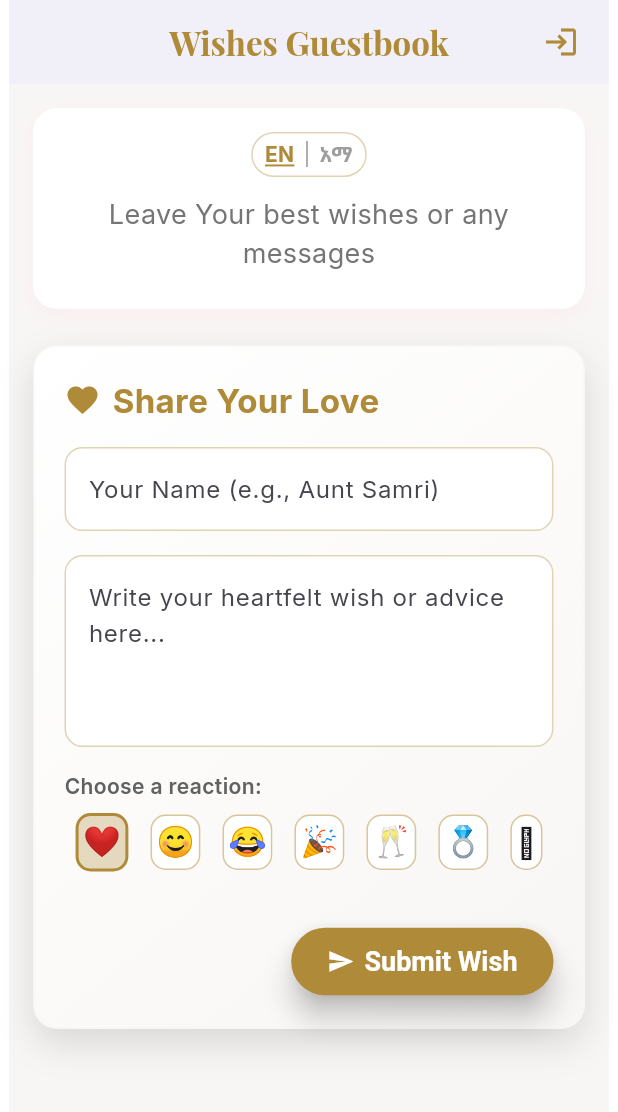
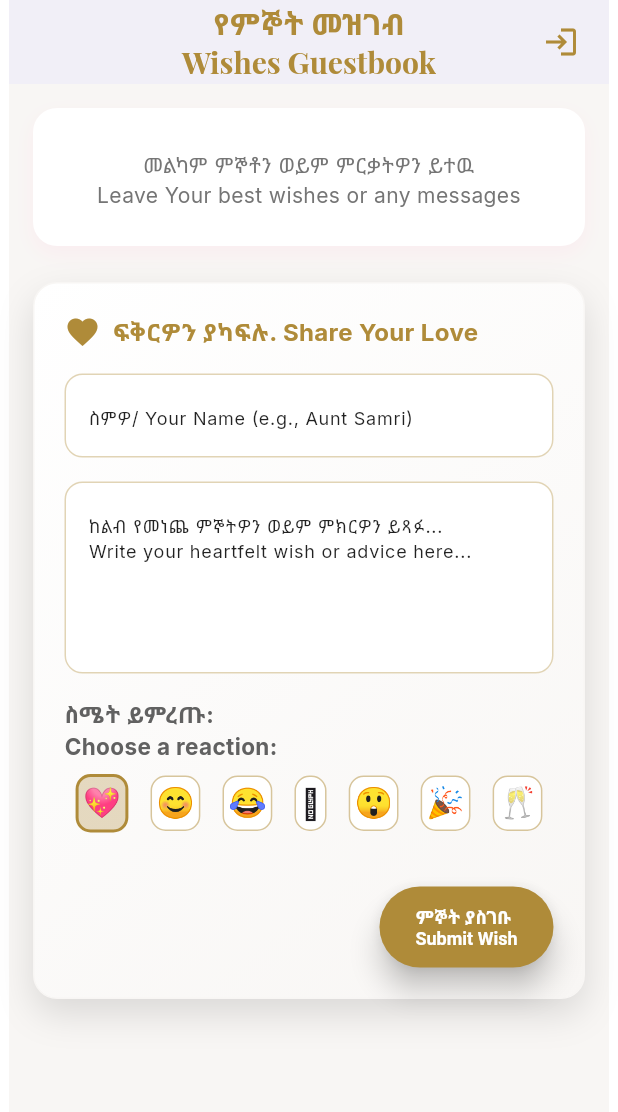
Before and after one commit to Fisha-Wubshet/guest_wish_app, a Flutter app: the WishHomePage screen opened directly, on a phone screen of 412 x 824 dp. Shown: the top 1112 px of the screen. Run offline on Flutter 3.47's test engine with Material 3 defaults, Android fonts, the phone set to English and light mode, and no system bars; our stand-ins replace cloud_firestore, firebase_auth, firebase_core, google_fonts; accounts and stored records are empty; network calls fail.

Commit message:
error fix

```diff
--- a/lib/main.dart
+++ b/lib/main.dart
@@ -6,6 +6,7 @@ import 'package:firebase_auth/firebase_auth.dart';
 import 'package:cloud_firestore/cloud_firestore.dart';
 import 'package:google_fonts/google_fonts.dart';
 import 'package:guest_wish_app/Utils/brandColor.dart';
+import 'package:guest_wish_app/language.dart';
 import 'dart:async'; // Required for TimeoutException
 
 // NOTE: In a real Flutter project, the 'firebase_options.dart' file is generated
@@ -44,7 +45,7 @@ class AppLocalizations {
     },
     'leaveBestWishes': {
       AppLocale.en: 'Leave Your best wishes or any messages',
-      AppLocale.am: 'ምርጥ ምኞትዎን ወይም መልዕክትዎን ይተዉ', // Mirt Mignotwon Weyim Mele'ktwon Yetewu
+      AppLocale.am: 'መልካም ምኞቶን ወይም ምርቃትዎን ይተዉ', // Mirt Mignotwon Weyim Mele'ktwon Yetewu
     },
     'statusAdminView': {
       AppLocale.en: 'Status: Admin View',
@@ -203,19 +204,33 @@ void main() async {
     options: DefaultFirebaseOptions.currentPlatform,
   );
 
-  runApp(Center(child: ConstrainedBox(
+  //  runApp(MaterialApp(
+  //     title: AppLocalizations.of('wishesGuestbookTitle', AppLocale.en),
+  //   debugShowCheckedModeBanner: false,
+  //   home: SelectLocation(),
+  // ));
+    runApp(Center(child: ConstrainedBox(
                 constraints: const BoxConstraints(maxWidth: 400), // phone width
                 child:  const WishApp())));
 }
 
 class WishApp extends StatelessWidget {
-  const WishApp({super.key});
+  //  final String language;
+
+
+  const WishApp({super.key,
+  // required  this.language
+  });
 
   @override
   Widget build(BuildContext context) {
     return MaterialApp(
-      debugShowCheckedModeBanner: false,
-      title: AppLocalizations.of('wishesGuestbookTitle', AppLocale.en), // Default title language
+       debugShowCheckedModeBanner: false,
+      title: AppLocalizations.of('wishesGuestbookTitle',
+      // language=='English'?
+      AppLocale.en
+      // :AppLocale.am
+      ), // Default title language
       // Using Inter and Playfair Display for an elegant look
       theme: ThemeData(
         primarySwatch: Colors.pink,
@@ -224,7 +239,9 @@ class WishApp extends StatelessWidget {
           Theme.of(context).textTheme,
         ),
       ),
-      home: const WishHomePage(),
+      home:  WishHomePage(
+        // language: language
+        ),
     );
   }
 }
@@ -233,7 +250,12 @@ class WishApp extends StatelessWidget {
 // 4. HOME PAGE STATEFUL WIDGET
 // -----------------------------------------------------------------------------
 class WishHomePage extends StatefulWidget {
-  const WishHomePage({super.key});
+    // final String language;
+
+
+  const WishHomePage({super.key,
+  // required this.language
+  });
 
   @override
   State<WishHomePage> createState() => _WishHomePageState();
@@ -246,15 +268,15 @@ class _WishHomePageState extends State<WishHomePage> {
   final TextEditingController _messageController = TextEditingController();
 
   // --- LANGUAGE STATE ---
-  AppLocale _currentLocale = AppLocale.en;
+  AppLocale _currentLocale = AppLocale.am;
 
   String _userId = 'anonymous';
   bool _isLoading = true;
   String? _error; // Error message state
   bool _showLoginModal = false; // State for modal visibility
 
-  String _selectedEmoji = '❤️'; // Default emoji
-  final List<String> _emojiOptions = ['❤️', '😊', '😂', '🎉', '🥂', '💍', '🥹'];
+  String _selectedEmoji = '💖'; // Default emoji
+  final List<String> _emojiOptions = ['💖', '😊', '😂','🥹', '😲','🎉', '🥂', ];
 
   bool get _isAdmin => ADMIN_UIDS.contains(_auth.currentUser?.uid);
 
@@ -266,6 +288,12 @@ class _WishHomePageState extends State<WishHomePage> {
   @override
   void initState() {
     super.initState();
+    _currentLocale =
+    //  widget.language=='English'?
+     AppLocale.en
+    //  :AppLocale.am
+     ;
+
     _wishesRef = _db.collection('artifacts/${__app_id}/public/data/weddingWishes');
     _initializeAuthAndLoad();
 
@@ -355,7 +383,7 @@ class _WishHomePageState extends State<WishHomePage> {
 
     if (name.isEmpty || message.isEmpty) {
       setState(() {
-        _error = getLocalized('enterBothFieldsError');
+        _error = "እባክዎ ስምዎን እና መልእክትዎን ያስገቡ።\nPlease enter both your name and a message.";
       });
       return;
     }
@@ -495,11 +523,13 @@ class _WishHomePageState extends State<WishHomePage> {
     return Scaffold(
       appBar: AppBar(
         title: Text(
-          getLocalized('wishesGuestbookTitle'),
+          'የምኞት መዝገብ\nWishes Guestbook',
           style: GoogleFonts.playfairDisplay(
             fontWeight: FontWeight.bold,
             color: primaryColor,
+            fontSize: 20
           ),
+          textAlign: TextAlign.center,
         ),
         centerTitle: true,
         backgroundColor: Colors.white,
@@ -541,6 +571,7 @@ class _WishHomePageState extends State<WishHomePage> {
                   crossAxisAlignment: CrossAxisAlignment.stretch,
                   children: <Widget>[
                     // Header Details & Language Selector
+                     if(!_isAdmin )
                     Container(
                       padding: const EdgeInsets.all(16),
                       decoration: BoxDecoration(
@@ -556,12 +587,12 @@ class _WishHomePageState extends State<WishHomePage> {
                       ),
                       child: Column(
                         children: [
-                          _buildLanguageSelector(), // NEW LANGUAGE SWITCHER
+                          // _buildLanguageSelector(), // NEW LANGUAGE SWITCHER
                           const SizedBox(height: 12),
                           Text(
-                            getLocalized('leaveBestWishes'),
+                            'መልካም ምኞቶን ወይም ምርቃትዎን ይተዉ\nLeave Your best wishes or any messages',
                             style: TextStyle(
-                              fontSize: 18,
+                              fontSize: 14,
                               color: Colors.grey.shade600,
                             ),
                             textAlign: TextAlign.center,
@@ -586,11 +617,18 @@ class _WishHomePageState extends State<WishHomePage> {
                     const SizedBox(height: 24),
 
                     // Wish Submission Form
+                    if(!_isAdmin )
                     _buildWishForm(),
+                     if(!_isAdmin )
                     const SizedBox(height: 32),
 
                     // Wishes Display Area (Conditional)
                     if(_isAdmin)
+                     Text(
+                                 getLocalized('statusAdminView') ,
+                                  style: TextStyle(fontSize: 12, color: _isAdmin ? Colors.green.shade700 : Colors.grey.shade600, fontWeight: FontWeight.bold),
+                                ),
+                                if(_isAdmin)
                     _buildWishList(),
                   ],
                 ),
@@ -638,9 +676,9 @@ class _WishHomePageState extends State<WishHomePage> {
               Icon(Icons.favorite, color: primaryColor, size: 24),
               const SizedBox(width: 8),
               Text(
-                getLocalized('shareYourLove'),
+                'ፍቅርዎን ያካፍሉ. Share Your Love',
                 style: TextStyle(
-                  fontSize: 22,
+                  fontSize: 16,
                   fontWeight: FontWeight.bold,
                   color: primaryColor,
                 ),
@@ -652,7 +690,11 @@ class _WishHomePageState extends State<WishHomePage> {
           TextField(
             controller: _nameController,
             decoration: InputDecoration(
-              hintText: getLocalized('yourNameHint'),
+              hintText: 'ስምዎ/ Your Name (e.g., Aunt Samri)',
+              hintStyle: TextStyle(
+                  fontSize: 12,
+                  color: Colors.black87
+                ),
               filled: true,
               fillColor: Colors.white,
               border: OutlineInputBorder(
@@ -676,7 +718,11 @@ class _WishHomePageState extends State<WishHomePage> {
             controller: _messageController,
             maxLines: 4,
             decoration: InputDecoration(
-              hintText: getLocalized('writeYourWishHint'),
+              hintText: 'ከልብ የመነጨ ምኞትዎን ወይም ምክርዎን ይጻፉ...\nWrite your heartfelt wish or advice here...',
+              hintStyle: TextStyle(
+                  fontSize: 12,
+                  color: Colors.black87
+                ),
               filled: true,
               fillColor: Colors.white,
               border: OutlineInputBorder(
@@ -695,8 +741,8 @@ class _WishHomePageState extends State<WishHomePage> {
           ),
           const SizedBox(height: 16),
             Text(
-            getLocalized('chooseReaction'),
-            style: TextStyle(fontWeight: FontWeight.w600, color: Colors.grey.shade700),
+           'ስሜት ይምረጡ:\nChoose a reaction:',
+            style: TextStyle(fontWeight: FontWeight.bold, color: Colors.grey.shade700, fontSize: 15),
           ),
           const SizedBox(height: 8),
           Row(
@@ -745,8 +791,9 @@ class _WishHomePageState extends State<WishHomePage> {
                       height: 18,
                       child: CircularProgressIndicator(strokeWidth: 2, color: Colors.white),
                     )
-                  : const Icon(Icons.send),
-              label: Text(_isLoading ? getLocalized('sending') : getLocalized('submitWish')),
+                  : null,
+              label: Text(_isLoading ? getLocalized('sending') : 'ምኞት ያስገቡ\nSubmit Wish',
+              style: const TextStyle(fontSize: 12)),
               style: ElevatedButton.styleFrom(
                 foregroundColor: Colors.white,
                 backgroundColor: primaryColor,
@@ -883,7 +930,7 @@ class _WishHomePageState extends State<WishHomePage> {
           ),
           backgroundColor: backgroundColor,
           title: Text(
-            getLocalized('wishSentTitle'),
+           'ምኞት ተልኳል!\nWish Sent!',
             textAlign: TextAlign.center,
             style: const TextStyle(
               color: primaryColor,
@@ -901,7 +948,7 @@ class _WishHomePageState extends State<WishHomePage> {
               Padding(
                 padding: const EdgeInsets.symmetric(vertical: 16.0),
                 child: Text(
-                  getLocalized('wishSentMessage'),
+                 'ተጠናቋል! ምኞትዎ በተሳካ ሁኔታ ወደ ማስታወሻችን ታክሏል።\nDone! Your wish has been successfully added to our memories.',
                   textAlign: TextAlign.center,
                   style: const TextStyle(color: Colors.black87),
                 ),
@@ -911,7 +958,7 @@ class _WishHomePageState extends State<WishHomePage> {
           actions: <Widget>[
             TextButton(
               child: Text(
-                getLocalized('close'),
+               'ዝጋ / close',
                 style: const TextStyle(
                   color: primaryColor,
                   fontWeight: FontWeight.bold,
```
Also changed, not shown: lib/language.dart (added, +184 -0 lines), 3 other files.
